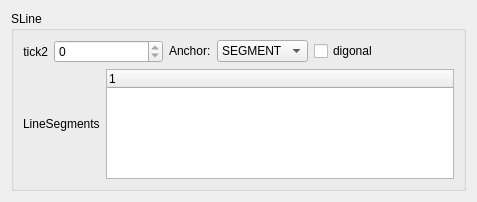
Above: mscore/mscore/line.ui from musescore/musescore-old before the change. Below: the same form after it.
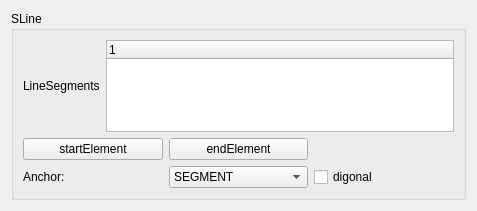
That is the form after the change.

```diff
--- a/mscore/mscore/line.ui
+++ b/mscore/mscore/line.ui
@@ -7,7 +7,7 @@
     <x>0</x>
     <y>0</y>
     <width>477</width>
-    <height>202</height>
+    <height>211</height>
    </rect>
   </property>
   <property name="windowTitle">
@@ -23,66 +23,6 @@
       <bool>true</bool>
      </property>
      <layout class="QVBoxLayout" name="verticalLayout">
-      <item>
-       <layout class="QHBoxLayout" name="horizontalLayout">
-        <item>
-         <layout class="QFormLayout" name="formLayout">
-          <item row="0" column="0">
-           <widget class="QLabel" name="label">
-            <property name="text">
-             <string>tick2</string>
-            </property>
-            <property name="alignment">
-             <set>Qt::AlignRight|Qt::AlignTrailing|Qt::AlignVCenter</set>
-            </property>
-           </widget>
-          </item>
-          <item row="0" column="1">
-           <widget class="QSpinBox" name="tick2">
-            <property name="readOnly">
-             <bool>true</bool>
-            </property>
-            <property name="maximum">
-             <number>9999999</number>
-            </property>
-           </widget>
-          </item>
-         </layout>
-        </item>
-        <item>
-         <layout class="QFormLayout" name="formLayout_2">
-          <item row="0" column="0">
-           <widget class="QLabel" name="label_3">
-            <property name="text">
-             <string>Anchor:</string>
-            </property>
-           </widget>
-          </item>
-          <item row="0" column="1">
-           <widget class="QComboBox" name="anchor">
-            <item>
-             <property name="text">
-              <string>SEGMENT</string>
-             </property>
-            </item>
-            <item>
-             <property name="text">
-              <string>MEASURE</string>
-             </property>
-            </item>
-           </widget>
-          </item>
-         </layout>
-        </item>
-        <item>
-         <widget class="QCheckBox" name="diagonal">
-          <property name="text">
-           <string>digonal</string>
-          </property>
-         </widget>
-        </item>
-       </layout>
-      </item>
       <item>
        <layout class="QHBoxLayout">
         <item>
@@ -103,6 +43,52 @@
         </item>
        </layout>
       </item>
+      <item>
+       <layout class="QGridLayout" name="gridLayout">
+        <item row="0" column="1">
+         <widget class="QPushButton" name="rightElement">
+          <property name="text">
+           <string notr="true">endElement</string>
+          </property>
+         </widget>
+        </item>
+        <item row="1" column="0">
+         <widget class="QLabel" name="label_3">
+          <property name="text">
+           <string notr="true">Anchor:</string>
+          </property>
+         </widget>
+        </item>
+        <item row="1" column="1">
+         <widget class="QComboBox" name="anchor">
+          <item>
+           <property name="text">
+            <string notr="true">SEGMENT</string>
+           </property>
+          </item>
+          <item>
+           <property name="text">
+            <string notr="true">MEASURE</string>
+           </property>
+          </item>
+         </widget>
+        </item>
+        <item row="1" column="2">
+         <widget class="QCheckBox" name="diagonal">
+          <property name="text">
+           <string notr="true">digonal</string>
+          </property>
+         </widget>
+        </item>
+        <item row="0" column="0">
+         <widget class="QPushButton" name="leftElement">
+          <property name="text">
+           <string notr="true">startElement</string>
+          </property>
+         </widget>
+        </item>
+       </layout>
+      </item>
      </layout>
     </widget>
    </item>
```
Left out of the diff: 4 changed lines with no effect on the pictures.
